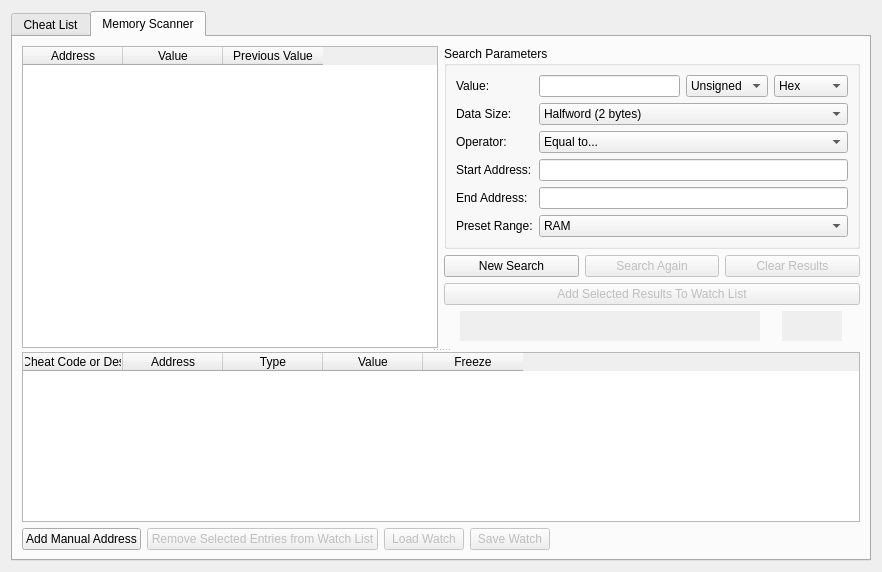
First picture: the form in src/duckstation-qt/cheatmanagerwindow.ui, repository kofxi3584karlayang/duckstation, before the edit.
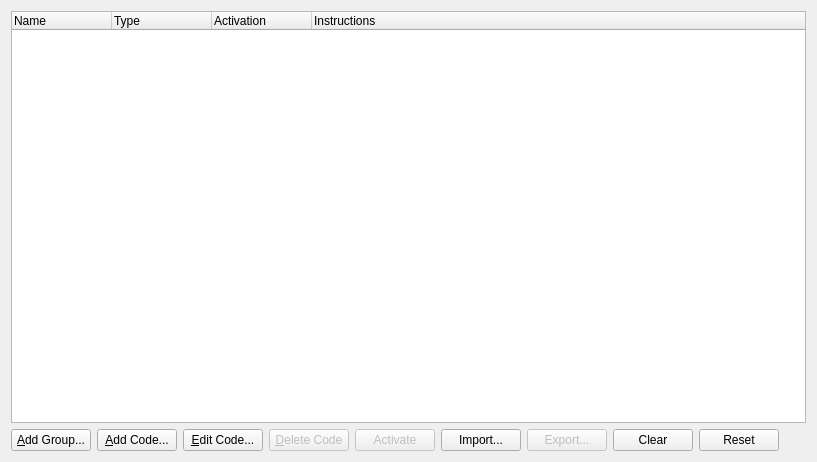
Second picture: the form after the edit. The open tabs and pages were chosen to show the change. Icons and pictures are not drawn.

Commit message: Qt: Add correct Cheat Manager UI file

The edit to the form file:
```diff
--- a/src/duckstation-qt/cheatmanagerwindow.ui
+++ b/src/duckstation-qt/cheatmanagerwindow.ui
@@ -6,8 +6,8 @@
    <rect>
     <x>0</x>
     <y>0</y>
-    <width>882</width>
-    <height>572</height>
+    <width>817</width>
+    <height>462</height>
    </rect>
   </property>
   <property name="windowTitle">
@@ -18,16 +18,6 @@
     <normaloff>:/icons/duck.png</normaloff>:/icons/duck.png</iconset>
   </property>
   <layout class="QGridLayout" name="gridLayout">
-   <item row="0" column="0">
-    <widget class="QTabWidget" name="tabWidget">
-     <property name="currentIndex">
-      <number>0</number>
-     </property>
-     <widget class="QWidget" name="tab">
-      <attribute name="title">
-       <string>Cheat List</string>
-      </attribute>
-      <layout class="QGridLayout" name="gridLayout_2">
        <item row="1" column="0">
         <layout class="QHBoxLayout" name="horizontalLayout">
          <item>
@@ -145,541 +135,6 @@
            <string>Instructions</string>
           </property>
          </column>
-        </widget>
-       </item>
-      </layout>
-     </widget>
-     <widget class="QWidget" name="tab_2">
-      <attribute name="title">
-       <string>Memory Scanner</string>
-      </attribute>
-      <layout class="QGridLayout" name="gridLayout_3">
-       <item row="0" column="0">
-        <widget class="QSplitter" name="splitter">
-         <property name="orientation">
-          <enum>Qt::Orientation::Vertical</enum>
-         </property>
-         <widget class="QWidget" name="layoutWidget2">
-          <layout class="QHBoxLayout" name="horizontalLayout_5">
-           <item>
-            <widget class="QTableWidget" name="scanTable">
-             <property name="alternatingRowColors">
-              <bool>true</bool>
-             </property>
-             <property name="selectionMode">
-              <enum>QAbstractItemView::SelectionMode::ContiguousSelection</enum>
-             </property>
-             <property name="selectionBehavior">
-              <enum>QAbstractItemView::SelectionBehavior::SelectRows</enum>
-             </property>
-             <property name="showGrid">
-              <bool>false</bool>
-             </property>
-             <property name="sortingEnabled">
-              <bool>true</bool>
-             </property>
-             <attribute name="horizontalHeaderHighlightSections">
-              <bool>false</bool>
-             </attribute>
-             <attribute name="verticalHeaderVisible">
-              <bool>false</bool>
-             </attribute>
-             <column>
-              <property name="text">
-               <string>Address</string>
-              </property>
-             </column>
-             <column>
-              <property name="text">
-               <string>Value</string>
-              </property>
-             </column>
-             <column>
-              <property name="text">
-               <string>Previous Value</string>
-              </property>
-             </column>
-            </widget>
-           </item>
-           <item>
-            <layout class="QVBoxLayout" name="verticalLayout">
-             <item>
-              <widget class="QGroupBox" name="groupBox_2">
-               <property name="title">
-                <string>Search Parameters</string>
-               </property>
-               <layout class="QFormLayout" name="formLayout">
-                <item row="0" column="0">
-                 <widget class="QLabel" name="label">
-                  <property name="text">
-                   <string>Value:</string>
-                  </property>
-                 </widget>
-                </item>
-                <item row="0" column="1">
-                 <layout class="QHBoxLayout" name="horizontalLayout_2">
-                  <item>
-                   <widget class="QLineEdit" name="scanValue"/>
-                  </item>
-                  <item>
-                   <widget class="QComboBox" name="scanValueSigned">
-                    <property name="currentIndex">
-                     <number>1</number>
-                    </property>
-                    <item>
-                     <property name="text">
-                      <string>Signed</string>
-                     </property>
-                    </item>
-                    <item>
-                     <property name="text">
-                      <string>Unsigned</string>
-                     </property>
-                    </item>
-                   </widget>
-                  </item>
-                  <item>
-                   <widget class="QComboBox" name="scanValueBase">
-                    <property name="currentIndex">
-                     <number>1</number>
-                    </property>
-                    <item>
-                     <property name="text">
-                      <string>Decimal</string>
-                     </property>
-                    </item>
-                    <item>
-                     <property name="text">
-                      <string>Hex</string>
-                     </property>
-                    </item>
-                   </widget>
-                  </item>
-                 </layout>
-                </item>
-                <item row="2" column="0">
-                 <widget class="QLabel" name="label_3">
-                  <property name="text">
-                   <string>Data Size:</string>
-                  </property>
-                 </widget>
-                </item>
-                <item row="2" column="1">
-                 <widget class="QComboBox" name="scanSize">
-                  <property name="currentIndex">
-                   <number>1</number>
-                  </property>
-                  <item>
-                   <property name="text">
-                    <string>Byte (1 byte)</string>
-                   </property>
-                  </item>
-                  <item>
-                   <property name="text">
-                    <string>Halfword (2 bytes)</string>
-                   </property>
-                  </item>
-                  <item>
-                   <property name="text">
-                    <string>Word (4 bytes)</string>
-                   </property>
-                  </item>
-                 </widget>
-                </item>
-                <item row="4" column="0">
-                 <widget class="QLabel" name="label_2">
-                  <property name="text">
-                   <string>Operator:</string>
-                  </property>
-                 </widget>
-                </item>
-                <item row="4" column="1">
-                 <widget class="QComboBox" name="scanOperator">
-                  <item>
-                   <property name="text">
-                    <string>Equal to...</string>
-                   </property>
-                  </item>
-                  <item>
-                   <property name="text">
-                    <string>Not Equal to...</string>
-                   </property>
-                  </item>
-                  <item>
-                   <property name="text">
-                    <string>Greater Than...</string>
-                   </property>
-                  </item>
-                  <item>
-                   <property name="text">
-                    <string>Greater or Equal...</string>
-                   </property>
-                  </item>
-                  <item>
-                   <property name="text">
-                    <string>Less Than...</string>
-                   </property>
-                  </item>
-                  <item>
-                   <property name="text">
-                    <string>Less or Equal...</string>
-                   </property>
-                  </item>
-                  <item>
-                   <property name="text">
-                    <string>Increased By...</string>
-                   </property>
-                  </item>
-                  <item>
-                   <property name="text">
-                    <string>Decreased By...</string>
-                   </property>
-                  </item>
-                  <item>
-                   <property name="text">
-                    <string>Changed By...</string>
-                   </property>
-                  </item>
-                  <item>
-                   <property name="text">
-                    <string>Equal to Previous (Unchanged Value)</string>
-                   </property>
-                  </item>
-                  <item>
-                   <property name="text">
-                    <string>Not Equal to Previous (Changed Value)</string>
-                   </property>
-                  </item>
-                  <item>
-                   <property name="text">
-                    <string>Greater Than Previous</string>
-                   </property>
-                  </item>
-                  <item>
-                   <property name="text">
-                    <string>Greater or Equal to Previous</string>
-                   </property>
-                  </item>
-                  <item>
-                   <property name="text">
-                    <string>Less Than Previous</string>
-                   </property>
-                  </item>
-                  <item>
-                   <property name="text">
-                    <string>Less or Equal to Previous</string>
-                   </property>
-                  </item>
-                  <item>
-                   <property name="text">
-                    <string>Any Value</string>
-                   </property>
-                  </item>
-                 </widget>
-                </item>
-                <item row="5" column="0">
-                 <widget class="QLabel" name="label_4">
-                  <property name="text">
-                   <string>Start Address:</string>
-                  </property>
-                 </widget>
-                </item>
-                <item row="5" column="1">
-                 <widget class="QLineEdit" name="scanStartAddress"/>
-                </item>
-                <item row="6" column="0">
-                 <widget class="QLabel" name="label_5">
-                  <property name="text">
-                   <string>End Address:</string>
-                  </property>
-                 </widget>
-                </item>
-                <item row="6" column="1">
-                 <widget class="QLineEdit" name="scanEndAddress"/>
-                </item>
-                <item row="7" column="0">
-                 <widget class="QLabel" name="label_6">
-                  <property name="text">
-                   <string>Preset Range:</string>
-                  </property>
-                 </widget>
-                </item>
-                <item row="7" column="1">
-                 <widget class="QComboBox" name="scanPresetRange">
-                  <item>
-                   <property name="text">
-                    <string>RAM</string>
-                   </property>
-                  </item>
-                  <item>
-                   <property name="text">
-                    <string>Scratchpad</string>
-                   </property>
-                  </item>
-                  <item>
-                   <property name="text">
-                    <string>BIOS</string>
-                   </property>
-                  </item>
-                 </widget>
-                </item>
-               </layout>
-              </widget>
-             </item>
-             <item>
-              <layout class="QHBoxLayout" name="horizontalLayout_3">
-               <item>
-                <widget class="QPushButton" name="scanNewSearch">
-                 <property name="text">
-                  <string>New Search</string>
-                 </property>
-                </widget>
-               </item>
-               <item>
-                <widget class="QPushButton" name="scanSearchAgain">
-                 <property name="enabled">
-                  <bool>false</bool>
-                 </property>
-                 <property name="text">
-                  <string>Search Again</string>
-                 </property>
-                </widget>
-               </item>
-               <item>
-                <widget class="QPushButton" name="scanResetSearch">
-                 <property name="enabled">
-                  <bool>false</bool>
-                 </property>
-                 <property name="text">
-                  <string>Clear Results</string>
-                 </property>
-                </widget>
-               </item>
-              </layout>
-             </item>
-             <item>
-              <widget class="QPushButton" name="scanAddWatch">
-               <property name="enabled">
-                <bool>false</bool>
-               </property>
-               <property name="text">
-                <string>Add Selected Results To Watch List</string>
-               </property>
-              </widget>
-             </item>
-             <item>
-              <layout class="QHBoxLayout" name="horizontalLayout_6">
-               <item>
-                <widget class="QTextEdit" name="scanResults">
-                 <property name="enabled">
-                  <bool>false</bool>
-                 </property>
-                 <property name="maximumSize">
-                  <size>
-                   <width>300</width>
-                   <height>30</height>
-                  </size>
-                 </property>
-                 <property name="inputMethodHints">
-                  <set>Qt::InputMethodHint::ImhNone</set>
-                 </property>
-                 <property name="frameShape">
-                  <enum>QFrame::Shape::NoFrame</enum>
-                 </property>
-                 <property name="verticalScrollBarPolicy">
-                  <enum>Qt::ScrollBarPolicy::ScrollBarAlwaysOff</enum>
-                 </property>
-                 <property name="horizontalScrollBarPolicy">
-                  <enum>Qt::ScrollBarPolicy::ScrollBarAlwaysOff</enum>
-                 </property>
-                 <property name="readOnly">
-                  <bool>true</bool>
-                 </property>
-                 <property name="textInteractionFlags">
-                  <set>Qt::TextInteractionFlag::NoTextInteraction</set>
-                 </property>
-                 <property name="text" stdset="0">
-                  <string>Number of Results (Display limited to first 5000) : </string>
-                 </property>
-                </widget>
-               </item>
-               <item>
-                <widget class="QTextEdit" name="scanResultsCount">
-                 <property name="enabled">
-                  <bool>false</bool>
-                 </property>
-                 <property name="maximumSize">
-                  <size>
-                   <width>60</width>
-                   <height>30</height>
-                  </size>
-                 </property>
-                 <property name="inputMethodHints">
-                  <set>Qt::InputMethodHint::ImhNone</set>
-                 </property>
-                 <property name="frameShape">
-                  <enum>QFrame::Shape::NoFrame</enum>
-                 </property>
-                 <property name="verticalScrollBarPolicy">
-                  <enum>Qt::ScrollBarPolicy::ScrollBarAlwaysOff</enum>
-                 </property>
-                 <property name="horizontalScrollBarPolicy">
-                  <enum>Qt::ScrollBarPolicy::ScrollBarAlwaysOff</enum>
-                 </property>
-                 <property name="readOnly">
-                  <bool>true</bool>
-                 </property>
-                 <property name="acceptRichText">
-                  <bool>false</bool>
-                 </property>
-                 <property name="textInteractionFlags">
-                  <set>Qt::TextInteractionFlag::NoTextInteraction</set>
-                 </property>
-                 <property name="placeholderText">
-                  <string notr="true"/>
-                 </property>
-                 <property name="text" stdset="0">
-                  <string>0</string>
-                 </property>
-                </widget>
-               </item>
-              </layout>
-             </item>
-             <item>
-              <spacer name="verticalSpacer">
-               <property name="orientation">
-                <enum>Qt::Orientation::Vertical</enum>
-               </property>
-               <property name="sizeHint" stdset="0">
-                <size>
-                 <width>20</width>
-                 <height>40</height>
-                </size>
-               </property>
-              </spacer>
-             </item>
-            </layout>
-           </item>
-          </layout>
-         </widget>
-         <widget class="QWidget" name="layoutWidget">
-          <layout class="QVBoxLayout" name="verticalLayout_2">
-           <item>
-            <widget class="QTableWidget" name="watchTable">
-             <property name="alternatingRowColors">
-              <bool>true</bool>
-             </property>
-             <property name="selectionMode">
-              <enum>QAbstractItemView::SelectionMode::ContiguousSelection</enum>
-             </property>
-             <property name="selectionBehavior">
-              <enum>QAbstractItemView::SelectionBehavior::SelectRows</enum>
-             </property>
-             <property name="showGrid">
-              <bool>false</bool>
-             </property>
-             <property name="sortingEnabled">
-              <bool>true</bool>
-             </property>
-             <attribute name="horizontalHeaderHighlightSections">
-              <bool>false</bool>
-             </attribute>
-             <attribute name="verticalHeaderVisible">
-              <bool>false</bool>
-             </attribute>
-             <column>
-              <property name="text">
-               <string>Simple Cheat Code or Description</string>
-              </property>
-             </column>
-             <column>
-              <property name="text">
-               <string>Address</string>
-              </property>
-             </column>
-             <column>
-              <property name="text">
-               <string>Type</string>
-              </property>
-             </column>
-             <column>
-              <property name="text">
-               <string>Value</string>
-              </property>
-             </column>
-             <column>
-              <property name="text">
-               <string>Freeze</string>
-              </property>
-             </column>
-            </widget>
-           </item>
-           <item>
-            <layout class="QHBoxLayout" name="horizontalLayout_4">
-             <item>
-              <widget class="QPushButton" name="scanAddManualAddress">
-               <property name="text">
-                <string>Add Manual Address</string>
-               </property>
-              </widget>
-             </item>
-             <item>
-              <widget class="QPushButton" name="scanRemoveWatch">
-               <property name="enabled">
-                <bool>false</bool>
-               </property>
-               <property name="text">
-                <string>Remove Selected Entries from Watch List</string>
-               </property>
-              </widget>
-             </item>
-             <item>
-              <widget class="QPushButton" name="scanLoadWatch">
-               <property name="enabled">
-                <bool>false</bool>
-               </property>
-               <property name="visible">
-                <bool>false</bool>
-               </property>
-               <property name="text">
-                <string>Load Watch</string>
-               </property>
-              </widget>
-             </item>
-             <item>
-              <widget class="QPushButton" name="scanSaveWatch">
-               <property name="enabled">
-                <bool>false</bool>
-               </property>
-               <property name="visible">
-                <bool>false</bool>
-               </property>
-               <property name="text">
-                <string>Save Watch</string>
-               </property>
-              </widget>
-             </item>
-             <item>
-              <spacer name="horizontalSpacer_2">
-               <property name="orientation">
-                <enum>Qt::Orientation::Horizontal</enum>
-               </property>
-               <property name="sizeHint" stdset="0">
-                <size>
-                 <width>40</width>
-                 <height>20</height>
-                </size>
-               </property>
-              </spacer>
-             </item>
-            </layout>
-           </item>
-          </layout>
-         </widget>
-        </widget>
-       </item>
-      </layout>
-     </widget>
     </widget>
    </item>
   </layout>
```
Lines whose indentation alone changed are shown as unchanged.
